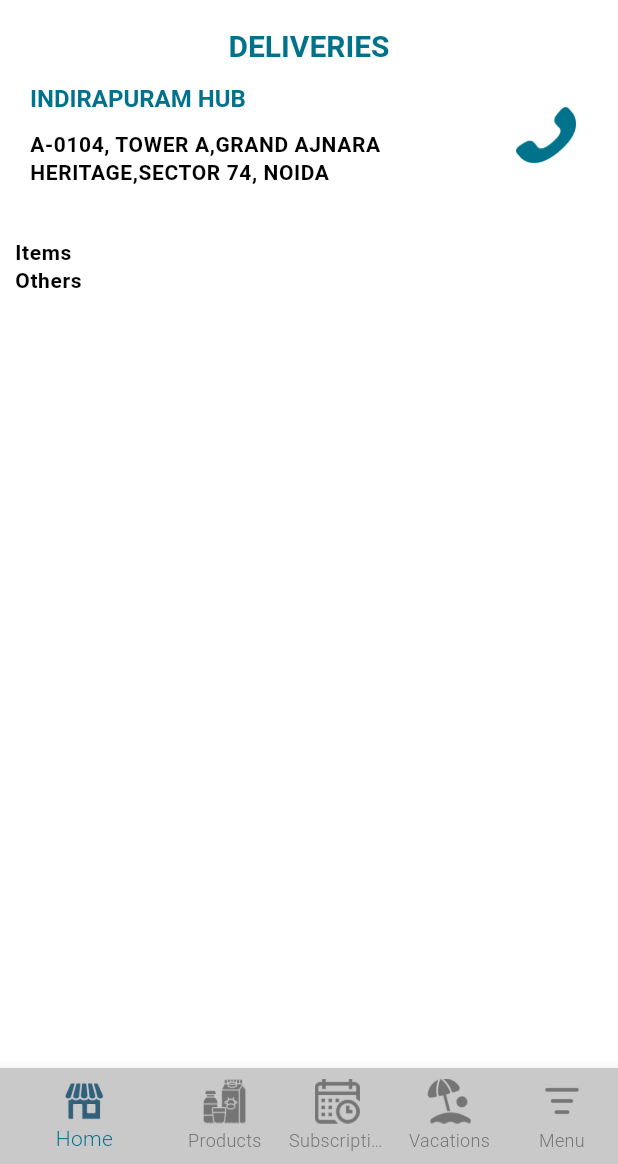
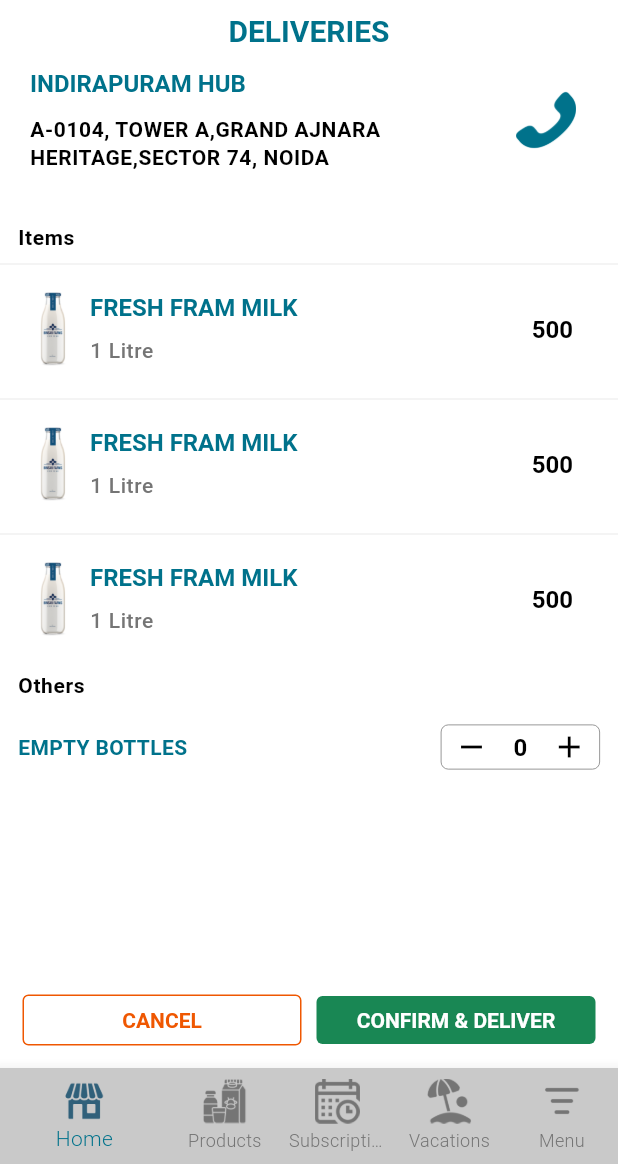
Before and after one commit to darshandesigner/binsar_farms_shipment_delivery, a Flutter app: the DeliveryDetail screen opened by its route, on a phone screen of 412 x 824 dp, the part 72-1236 px from its top. Run offline on Flutter 3.47's test engine with Material 3 defaults, Android fonts, the phone set to English and light mode, and no system bars; our stand-ins replace go_router, otp_text_field.

Commit message:
RoutedetailScreen

```diff
--- a/lib/ui/home/screens/deliverydetail_screen.dart
+++ b/lib/ui/home/screens/deliverydetail_screen.dart
@@ -1,3 +1,4 @@
+import 'package:binsar_farms_shipment_delivery/ui/home/widget/deliverydetaillist.dart';
 import 'package:binsar_farms_shipment_delivery/ui/widget/back.dart';
 import 'package:binsar_farms_shipment_delivery/utils/constants/assets.dart';
 import 'package:binsar_farms_shipment_delivery/utils/constants/size.dart';
@@ -5,7 +6,9 @@
 import 'package:binsar_farms_shipment_delivery/utils/extensions/text_style_extension.dart';
 import 'package:binsar_farms_shipment_delivery/utils/theme/colors.dart';
 import 'package:binsar_farms_shipment_delivery/utils/widgets/binsar_bottomnavigationbar.dart';
+import 'package:binsar_farms_shipment_delivery/utils/widgets/binsar_button.dart';
 import 'package:flutter/material.dart';
+
 
 class DeliveryDetail extends StatefulWidget {
   const DeliveryDetail({super.key});
@@ -15,6 +18,7 @@
 }
 
 class _DeliveryDetailState extends State<DeliveryDetail> {
+  int emptyBottle = 0;
   @override
   Widget build(BuildContext context) {
     return Scaffold(
@@ -29,7 +33,10 @@
         ),
       ),
       body: Container(
-        padding: EdgeInsets.all(pixel10),
+        child: Column(
+          crossAxisAlignment: CrossAxisAlignment.center,
+          children: [
+            Expanded(
                 child: Column(
                   crossAxisAlignment: CrossAxisAlignment.center,
                   children: [
@@ -39,7 +46,7 @@
                     ),
                     height10,
                     Container(
-              margin: EdgeInsets.symmetric(horizontal: pixel10,vertical: pixel2),
+                      margin: EdgeInsets.symmetric(horizontal: pixel20,vertical: pixel2),
                       height: pixel70,
                       child: Container(
                         child: Row(
@@ -77,19 +84,128 @@
                       ),
                     ),
                     height32,
-            SizedBox(
+                    Container(
+                      padding: EdgeInsets.symmetric(horizontal: pixel12),
                       width: double.infinity,
                       child: Text(
                         'Items',
                         style: context.bodySmall?.copyWith(fontWeight: FontWeight.bold,color: AppColors.textColor),
                       ),
                     ),
-
-            SizedBox(
+                    Container(
+                      child: ListView.builder(
+                          shrinkWrap: true,
+                          itemBuilder: (context, index) {
+                            return deliveryDetailListItem(context, title: 'FRESH FRAM MILK', imageName: ImageAssets.farmmilkbottle, packing: '1 Litre', quantity: 500);
+                          },
+                          itemCount: 3
+                      ),
+                    ),
+                    height10,
+                    Container(
+                      padding: EdgeInsets.symmetric(horizontal: pixel12),
                       width: double.infinity,
                       child: Text(
                         'Others',
                         style: context.bodySmall?.copyWith(fontWeight: FontWeight.bold,color: AppColors.textColor),
+                      ),
+                    ),
+                    height16,
+                    Container(
+                        padding: EdgeInsets.symmetric(horizontal: pixel12),
+                        width: double.infinity,
+                        child: Row(
+                          mainAxisAlignment: MainAxisAlignment.spaceBetween,
+                          children: [
+                            Text(
+                              'EMPTY BOTTLES',
+                              style: context.bodyMedium?.copyWith(color: context.primary,fontWeight: FontWeight.bold),
+                            ),
+                            Container(
+                              height: 30,
+                              decoration: BoxDecoration(
+                                  borderRadius: BorderRadius.circular(pixel5),
+                                  border: Border.all(
+                                      color: AppColors.lightTextColor,
+                                      width: 0.5
+                                  )
+                              ),
+                              child: Row(
+                                crossAxisAlignment: CrossAxisAlignment.center,
+                                children: [
+                                  width8,
+                                  InkWell(
+                                    onTap: () {
+                                      setState(() {
+                                        if(emptyBottle>0) {
+                                          emptyBottle--;
+                                        }
+                                      });
+                                    },
+                                    child: Icon(Icons.remove,color: AppColors.textColor,),
+                                  ),
+                                  width16,
+                                  Text(
+                                    '$emptyBottle',
+                                    style: context.titleLarge,
+                                  ),
+                                  width16,
+                                  InkWell(
+                                      onTap: () {
+                                        setState(() {
+                                          emptyBottle++;
+                                        });
+                                      },
+                                      child: Icon(Icons.add,color: AppColors.textColor,)
+                                  ),
+                                  width8,
+                                ],
+                              ),
+                            )
+                          ],
+                        )
+                    ),
+                  ],
+                )
+            ),
+            Container(
+              padding: EdgeInsets.all(pixel15),
+              child: Row(
+                children: [
+                  Expanded(
+                    child: InkWell(
+                      onTap: () {
+
+                      },
+                      child: Container(
+                        padding: EdgeInsets.all(pixel7),
+                        decoration: BoxDecoration(
+                            borderRadius: BorderRadius.circular(pixel4),
+                            border: Border.all(
+                              color: AppColors.statusOrange,
+                            )
+                        ),
+                        child: Center(
+                          child: Text(
+                            'CANCEL',
+                            style: context.titleLarge?.copyWith(fontSize: 14,color: AppColors.statusOrange),
+                          ),
+                        ),
+                      ),
+                    )
+                  ),
+                  width10,
+                  Expanded(
+                    child: BinsarFilledButton(
+                      padding: EdgeInsets.all(pixel7),
+                        name: 'CONFIRM & DELIVER',
+                        onTap: () {
+
+                        },
+                      backgroundcolor: AppColors.statusGreen,
+                    ),
+                  )
+                ],
               ),
             )
           ],
--- a/lib/ui/home/screens/route_screen.dart
+++ b/lib/ui/home/screens/route_screen.dart
@@ -31,7 +31,6 @@
         ),
       ),
       body: Container(
-
         child: Column(
           crossAxisAlignment: CrossAxisAlignment.center,
           children: [
--- a/lib/ui/home/widget/deliverydetaillist.dart
+++ b/lib/ui/home/widget/deliverydetaillist.dart
@@ -1,31 +1,31 @@
-
-
 import 'package:binsar_farms_shipment_delivery/utils/constants/size.dart';
 import 'package:binsar_farms_shipment_delivery/utils/extensions/color_extenstion.dart';
 import 'package:binsar_farms_shipment_delivery/utils/extensions/text_style_extension.dart';
 import 'package:binsar_farms_shipment_delivery/utils/theme/colors.dart';
 import 'package:flutter/material.dart';
 
-Widget DeliveryDetailListItem(BuildContext context,{required String title,required String routePath,required String address,required int items}){
-  return  Container(
-    margin: EdgeInsets.symmetric(horizontal: pixel12,vertical: pixel2),
-    padding: EdgeInsets.all(pixel10),
-    height: pixel110,
-    decoration: BoxDecoration(
-        borderRadius: BorderRadius.circular(pixel10),
-        border: Border.all(
-          color: AppColors.lightGrey,
-        )
-    ),
-    child: Container(
+Widget deliveryDetailListItem(BuildContext context,{required String title,required String imageName,required String packing,required int quantity}){
+  return  SizedBox(
+    height: pixel90,
+    child: Column(
+      children: [
+        Divider(color: AppColors.lightGrey,),
+        height10,
+        Container(
+          padding:EdgeInsets.only(left: pixel10,right: pixel30),
           child: Row(
             mainAxisAlignment: MainAxisAlignment.spaceBetween,
             children: [
               Expanded(
                 child: Row(
                   children: [
-
-                Expanded(child: Column(
+                    Image.asset(
+                      imageName,
+                      height: pixel50,
+                      width: pixel50,
+                    ),
+                    Expanded(
+                      child: Column(
                       mainAxisAlignment: MainAxisAlignment.spaceBetween,
                       crossAxisAlignment: CrossAxisAlignment.start,
                       children: [
@@ -33,24 +33,25 @@
                           title,
                           style: context.titleLarge?.copyWith(color: context.primary,fontWeight: FontWeight.bold),
                         ),
+                        height10,
                         Text(
-                      address,
-                      style: context.bodySmall?.copyWith(color: AppColors.textColor,fontWeight: FontWeight.bold),
+                          packing,
+                          style: context.bodySmall?.copyWith(color: AppColors.lightTextColor),
                         ),
-                    Text(
-                      '$items Items',
-                      style: context.bodySmall?.copyWith(fontWeight: FontWeight.bold,color: context.primary),
-                    )
                       ],
                     ),)
                   ],
                 ),
               ),
               width24,
-
+              Text(
+                '$quantity',
+                style: context.titleLarge,
+              )
             ],
           ),
-
+        ),
+      ],
     ),
   );
 }
--- a/lib/ui/home/widget/pickuplistitem.dart
+++ b/lib/ui/home/widget/pickuplistitem.dart
@@ -1,4 +1,3 @@
-import 'package:binsar_farms_shipment_delivery/utils/constants/assets.dart';
 import 'package:binsar_farms_shipment_delivery/utils/constants/size.dart';
 import 'package:binsar_farms_shipment_delivery/utils/extensions/color_extenstion.dart';
 import 'package:binsar_farms_shipment_delivery/utils/extensions/text_style_extension.dart';
```
Lines whose indentation alone changed are shown as unchanged.
